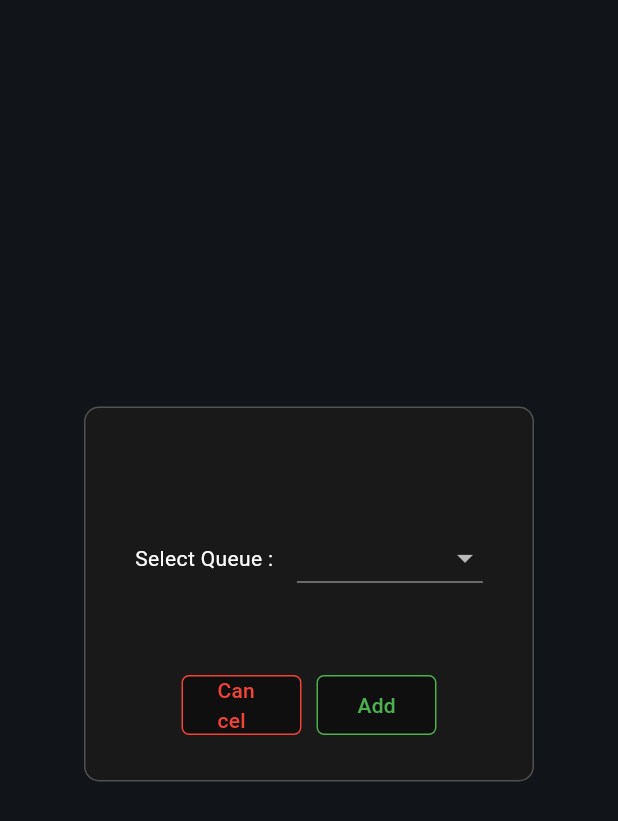
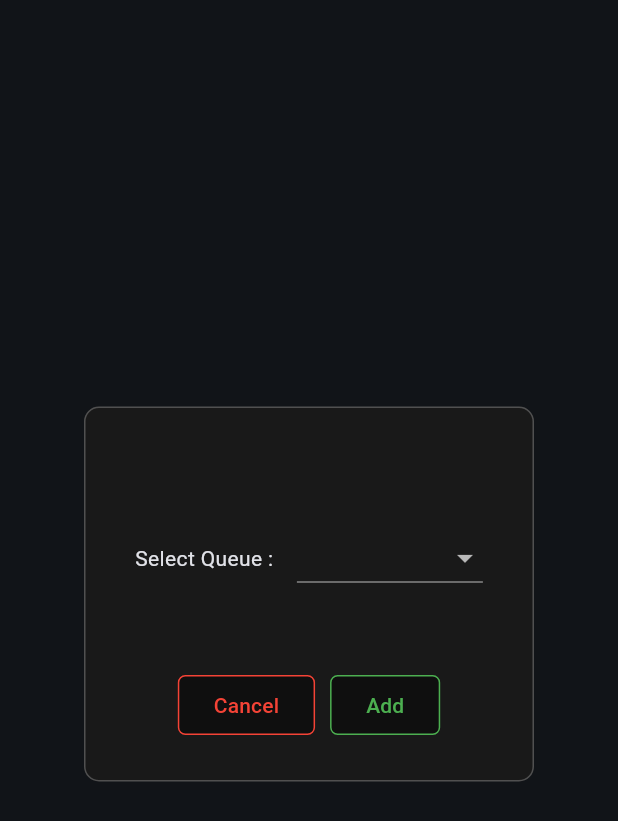
Before and after one commit to AminBhst/brisk, a Flutter app: the AddToQueueWindow widget shown alone on an empty page, opened directly, on a phone screen of 412 x 824 dp. Shown: the top 821 px of the screen. Run offline on Flutter 3.47's test engine with Material 3 defaults, Android fonts, the phone set to English and light mode, and no system bars; our stand-ins replace csv, file_picker, flutter_local_notifications, flutter_spinkit, flutter_svg, hive and 5 more; missing offline and left inert: clipboard, hotkey_manager, number_inc_dec, pluto_grid, window_manager, window_to_front and 1 more; accounts and stored records are empty; network calls fail; statements that could not run were skipped; project files that could hold a hidden picture were left out.

Commit message:
more fixes

```diff
--- a/lib/widget/download/add_url_dialog.dart
+++ b/lib/widget/download/add_url_dialog.dart
@@ -61,14 +61,12 @@ class _AddUrlDialogState extends State<AddUrlDialog> {
         actions: <Widget>[
           RoundedOutlinedButton(
             text: "Cancel",
-            width: 80,
             borderColor: Colors.red,
             textColor: Colors.red,
             onPressed: () => _onCancelPressed(context),
           ),
           RoundedOutlinedButton(
             text: widget.updateDialog ? "Update" : "Add",
-            width: 80,
             borderColor: Colors.green,
             textColor: Colors.green,
             onPressed: () => _onAddPressed(context),
--- a/lib/widget/queue/add_to_queue_window.dart
+++ b/lib/widget/queue/add_to_queue_window.dart
@@ -3,6 +3,7 @@ import 'package:brisk/provider/pluto_grid_util.dart';
 import 'package:brisk/widget/base/closable_window.dart';
 import 'package:brisk/widget/base/rounded_outlined_button.dart';
 import 'package:flutter/material.dart';
+
 import '../../model/download_queue.dart';
 
 class AddToQueueWindow extends StatefulWidget {
@@ -30,20 +31,19 @@ class _AddToQueueWindowState extends State<AddToQueueWindow> {
             mainAxisAlignment: MainAxisAlignment.center,
             crossAxisAlignment: CrossAxisAlignment.center,
             children: [
-              Text("Select Queue : ", style: TextStyle(color: Colors.white)),
+              Text("Select Queue : "),
               Padding(
                 padding: const EdgeInsets.only(left: 12),
                 child: DropdownButton<String>(
                   value: selectedValue,
-                  dropdownColor: Colors.black87,
                   menuMaxHeight: 200,
                   items: downloadQueues?.map((DownloadQueue value) {
                     return DropdownMenuItem<String>(
                       value: value.name,
                       child: SizedBox(
-                          width: 100,
-                          child: Text(value.name,
-                              style: const TextStyle(color: Colors.white))),
+                        width: 100,
+                        child: Text(value.name),
+                      ),
                     );
                   }).toList(),
                   onChanged: (value) => setState(() => selectedValue = value),
@@ -57,7 +57,6 @@ class _AddToQueueWindowState extends State<AddToQueueWindow> {
             crossAxisAlignment: CrossAxisAlignment.center,
             children: [
               RoundedOutlinedButton(
-                width: 80,
                 onPressed: () => Navigator.of(context).pop(),
                 borderColor: Colors.red,
                 textColor: Colors.red,
@@ -65,7 +64,6 @@ class _AddToQueueWindowState extends State<AddToQueueWindow> {
               ),
               const SizedBox(width: 10),
               RoundedOutlinedButton(
-                width: 80,
                 onPressed: onAddPressed,
                 borderColor: Colors.green,
                 textColor: Colors.green,
```
